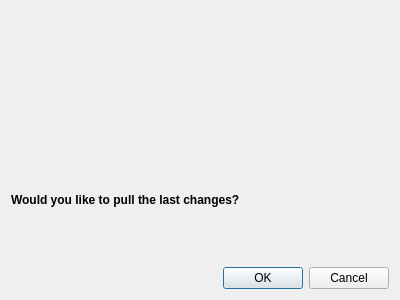
francescmm/GitQlient, file src/aux_widgets/PullDlg.ui: the form before one commit.
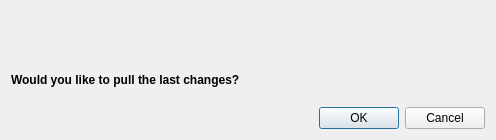
The form after the commit.

Diff of the .ui file:
```diff
--- a/src/aux_widgets/PullDlg.ui
+++ b/src/aux_widgets/PullDlg.ui
@@ -6,8 +6,8 @@
    <rect>
     <x>0</x>
     <y>0</y>
-    <width>400</width>
-    <height>300</height>
+    <width>496</width>
+    <height>140</height>
    </rect>
   </property>
   <property name="windowTitle">
@@ -19,6 +19,9 @@
      <property name="text">
       <string/>
      </property>
+     <property name="wordWrap">
+      <bool>true</bool>
+     </property>
     </widget>
    </item>
    <item>
```
Left out of the diff: 2 changed lines with no effect on the pictures.
